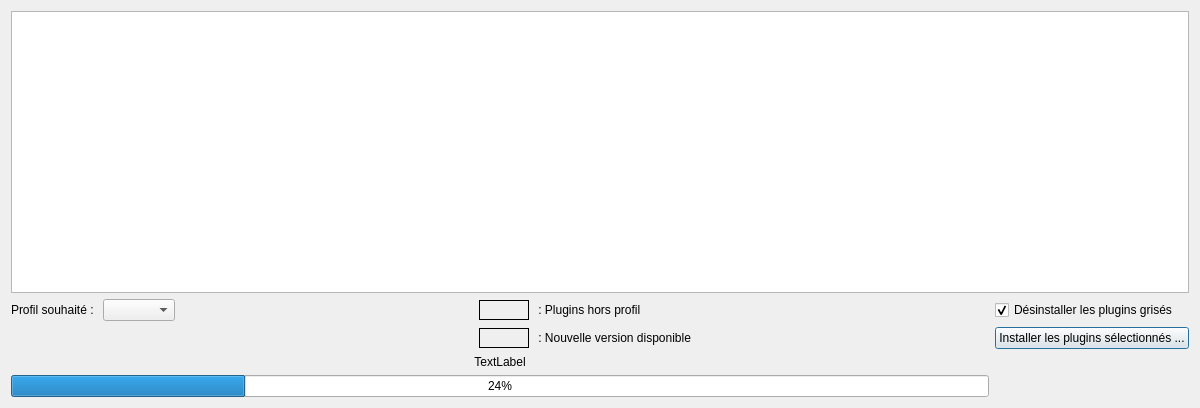
The window that ui/installer.ui (IGNF/PluginsManager-qgis-plugin) describes before a commit, drawn with Qt 5.
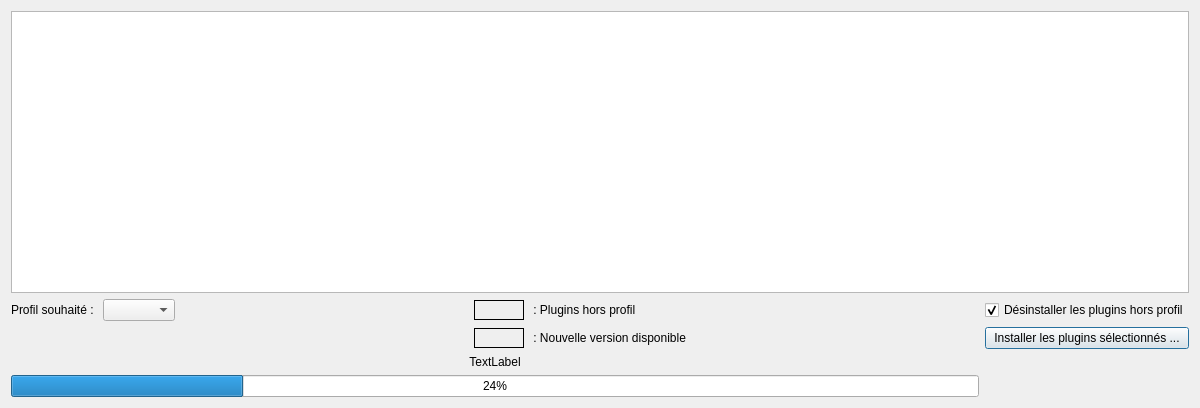
The same window after the commit. Icons and pictures are not drawn.

```diff
--- a/ui/installer.ui
+++ b/ui/installer.ui
@@ -81,7 +81,7 @@
      <item row="1" column="6">
       <widget class="QCheckBox" name="checkBox_suppr_plugins">
        <property name="text">
-        <string>Désinstaller les plugins grisés</string>
+        <string>Désinstaller les plugins hors profil</string>
        </property>
        <property name="checked">
         <bool>true</bool>
```
